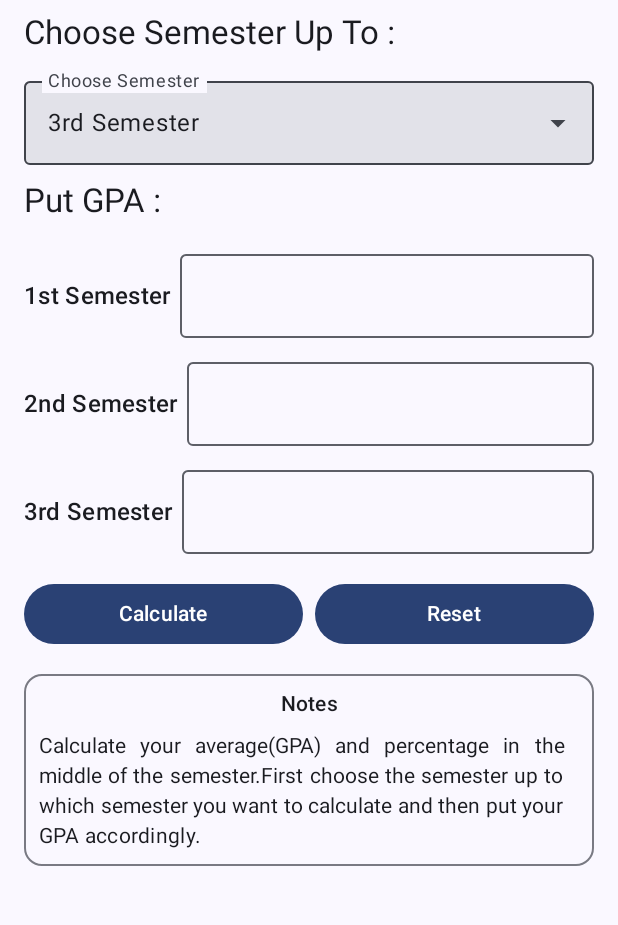
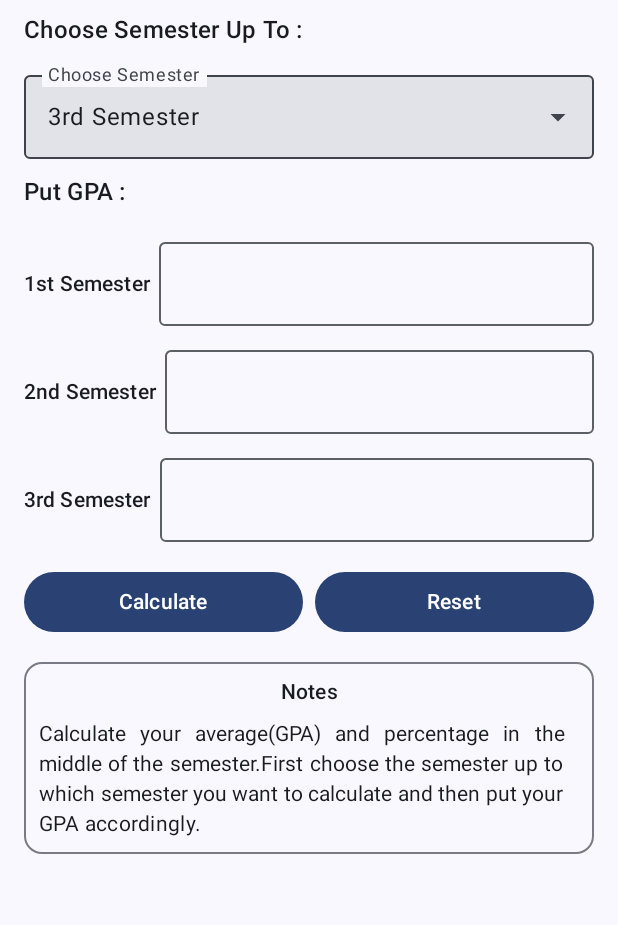
Before and after one commit to Rajkumarbhakta/cgpa_calculator_makaut, an Android app built with Jetpack Compose: the MidSemCalculatorScreen screen opened through its navigation route, on a phone screen of 412 x 824 dp, the part 96-1021 px from its top. Run offline under Robolectric (Android 15) with nearby library versions, the phone set to English and light mode, and no system bars.

Commit message:
final edit

```diff
--- a/app/src/main/java/com/rkbapps/makautsgpaygpacalculator/components/HomeScreen.kt
+++ b/app/src/main/java/com/rkbapps/makautsgpaygpacalculator/components/HomeScreen.kt
@@ -84,29 +84,40 @@ fun HomeScreen(navController: NavHostController) {
 
             }
 
-
-            Row(
-                verticalAlignment = Alignment.CenterVertically,
-                horizontalArrangement = Arrangement.Center,
-                modifier = Modifier
+            Column(
+                Modifier
                     .fillMaxWidth()
                     .padding(horizontal = 16.dp, vertical = 16.dp)
             ) {
-                HomeScreenRowItems(image = R.drawable.about_us, title = "About us") {
+                Text(
+                    text = "Made with ❤️ \n by 'RKB APPS' and 'WE & YOU'",
+                    modifier = Modifier.fillMaxWidth(),
+                    textAlign = TextAlign.Center
+                )
+            }
 
-                    navController.navigate(NavigationRoute.AboutUs.route)
-
-                }
-                Spacer(modifier = Modifier.width(5.dp))
-                HomeScreenRowItems(image = R.drawable.github, title = "GitHub") {
-
-
-                }
-                Spacer(modifier = Modifier.width(5.dp))
-                HomeScreenRowItems(image = R.drawable.faq, title = "FAQ") {
-
-                }
-            }
+//            Row(
+//                verticalAlignment = Alignment.CenterVertically,
+//                horizontalArrangement = Arrangement.Center,
+//                modifier = Modifier
+//                    .fillMaxWidth()
+//                    .padding(horizontal = 16.dp, vertical = 16.dp)
+//            ) {
+//                HomeScreenRowItems(image = R.drawable.about_us, title = "About us") {
+//
+//                    navController.navigate(NavigationRoute.AboutUs.route)
+//
+//                }
+//                Spacer(modifier = Modifier.width(5.dp))
+//                HomeScreenRowItems(image = R.drawable.github, title = "GitHub") {
+//
+//
+//                }
+//                Spacer(modifier = Modifier.width(5.dp))
+//                HomeScreenRowItems(image = R.drawable.faq, title = "FAQ") {
+//
+//                }
+//            }
         }
     }
 
--- a/app/src/main/java/com/rkbapps/makautsgpaygpacalculator/components/MidSemCalculatorScreen.kt
+++ b/app/src/main/java/com/rkbapps/makautsgpaygpacalculator/components/MidSemCalculatorScreen.kt
@@ -132,7 +132,7 @@ fun MidSemCalculatorScreen(navController: NavHostController) {
             }
             Text(
                 text = "Choose Semester Up To :",
-                style = MaterialTheme.typography.titleLarge,
+                style = MaterialTheme.typography.titleMedium,
                 modifier = Modifier
                     .fillMaxWidth()
                     .padding(horizontal = 16.dp, vertical = 8.dp)
@@ -150,7 +150,7 @@ fun MidSemCalculatorScreen(navController: NavHostController) {
 
             Text(
                 text = "Put GPA : ",
-                style = MaterialTheme.typography.titleLarge,
+                style = MaterialTheme.typography.titleMedium,
                 modifier = Modifier
                     .fillMaxWidth()
                     .padding(horizontal = 16.dp, vertical = 8.dp)
@@ -342,7 +342,7 @@ fun SemesterNumberFromItem(semester: String = "", cgpa: MutableState<String>) {
         verticalAlignment = Alignment.CenterVertically
     ) {
 
-        Text(text = semester, style = MaterialTheme.typography.titleMedium)
+        Text(text = semester, style = MaterialTheme.typography.titleSmall)
         Spacer(modifier = Modifier.width(5.dp))
         OutlinedTextField(
             value = cgpa.value,
```
